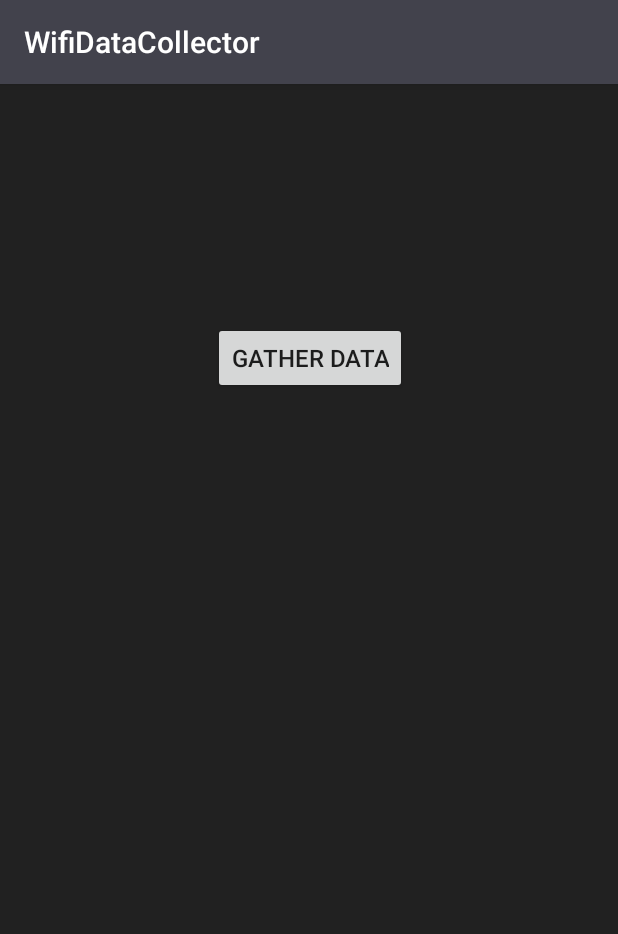
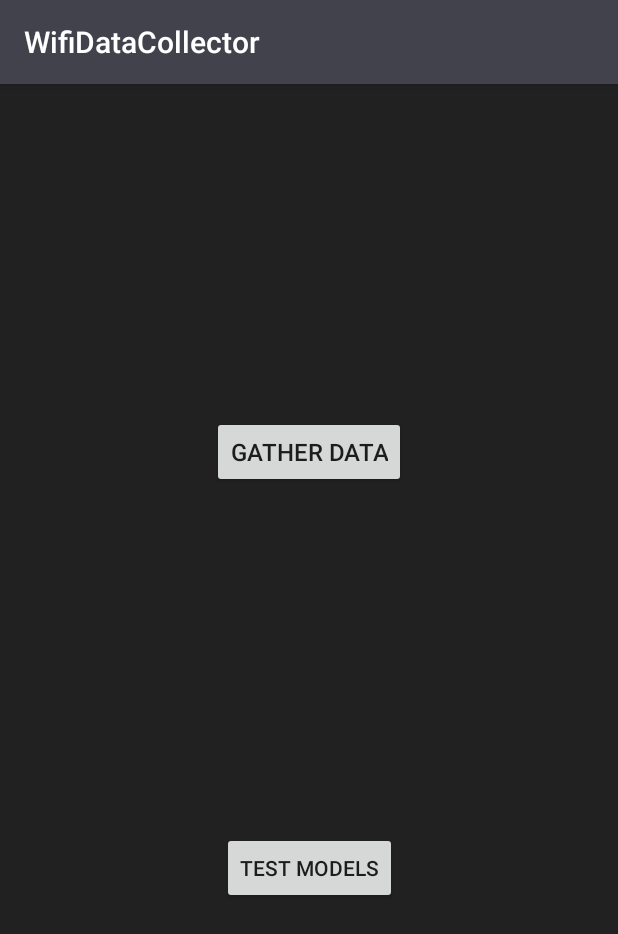
Before and after one commit to JsFlo/WifiIndoorPositioning, an Android app: the screen it shows after launch (ModeSelectorActivity), on a phone screen of 412 x 824 dp. Shown: the top 934 px of the screen. Run offline under Robolectric (Android 15) with nearby library versions, the phone set to English and light mode, and no system bars.

Commit message:
Added testing activity

```diff
--- a/AndroidWifiDataCollector/app/build.gradle
+++ b/AndroidWifiDataCollector/app/build.gradle
@@ -36,4 +36,5 @@ dependencies {
     androidTestImplementation 'com.android.support.test:runner:1.0.1'
     androidTestImplementation 'com.android.support.test.espresso:espresso-core:3.0.1'
     implementation 'com.google.code.gson:gson:2.8.2'
+    implementation files('libs/libandroid_tensorflow_inference_java.jar')
 }
--- a/AndroidWifiDataCollector/app/src/main/AndroidManifest.xml
+++ b/AndroidWifiDataCollector/app/src/main/AndroidManifest.xml
@@ -22,7 +22,8 @@
                 <category android:name="android.intent.category.LAUNCHER" />
             </intent-filter>
         </activity>
-        <activity android:name=".TrainActivity" />
+        <activity android:name=".train.TrainActivity" />
+        <activity android:name=".test.TestActivity"></activity>
     </application>
 
 </manifest>
--- a/AndroidWifiDataCollector/app/src/main/java/fhc/tfsandbox/wifidatacollector/ModeSelectorActivity.kt
+++ b/AndroidWifiDataCollector/app/src/main/java/fhc/tfsandbox/wifidatacollector/ModeSelectorActivity.kt
@@ -3,6 +3,8 @@ package fhc.tfsandbox.wifidatacollector
 import android.content.Intent
 import android.support.v7.app.AppCompatActivity
 import android.os.Bundle
+import fhc.tfsandbox.wifidatacollector.test.TestActivity
+import fhc.tfsandbox.wifidatacollector.train.TrainActivity
 import kotlinx.android.synthetic.main.activity_mode_selector.*
 
 class ModeSelectorActivity : AppCompatActivity() {
@@ -11,6 +13,8 @@ class ModeSelectorActivity : AppCompatActivity() {
         super.onCreate(savedInstanceState)
         setContentView(R.layout.activity_mode_selector)
 
+
         gather_data_button.setOnClickListener { startActivity(Intent(this@ModeSelectorActivity, TrainActivity::class.java)) }
+        test_button.setOnClickListener { startActivity(Intent(this@ModeSelectorActivity, TestActivity::class.java)) }
     }
 }
--- a/AndroidWifiDataCollector/app/src/main/java/fhc/tfsandbox/wifidatacollector/receiver/BroadcastReceiver.kt
+++ b/AndroidWifiDataCollector/app/src/main/java/fhc/tfsandbox/wifidatacollector/receiver/BroadcastReceiver.kt
@@ -15,7 +15,7 @@ import fhc.tfsandbox.wifidatacollector.data.WifiStateData
  *
  * TODO: context should be a weak ref
  */
-class WifiScanResultsBroadcastReceiver(private val context: Context, private val wifiManager: WifiManager, private val wifiScanListener: WifiScanResultsListener) : BroadcastReceiver() {
+class WifiScanResultsBroadcastReceiver(private val context: Context, private val wifiManager: WifiManager, private val wifiScanListener: WifiScanResultsListener, private val continuousScan: Boolean = true) : BroadcastReceiver() {
 
     interface WifiScanResultsListener {
         fun onWifiScanResult(wifiScanResult: WifiScanResult)
@@ -44,6 +44,9 @@ class WifiScanResultsBroadcastReceiver(private val context: Context, private val
 
     override fun onReceive(context: Context?, intent: Intent?) {
         if (scanEnabled) {
+            if (!continuousScan) {
+                stopScanning()
+            }
             intent?.let {
                 if (it.getBooleanExtra(WifiManager.EXTRA_RESULTS_UPDATED, false)) {
                     wifiScanListener.onWifiScanResult(WifiScanResult(wifiManager.scanResults.map { WifiStateData(it.BSSID, it.SSID, it.level) }))
--- a/AndroidWifiDataCollector/app/src/main/java/fhc/tfsandbox/wifidatacollector/output/ListOutputListener.kt
+++ b/AndroidWifiDataCollector/app/src/main/java/fhc/tfsandbox/wifidatacollector/train/output/ListOutputListener.kt
@@ -1,4 +1,4 @@
-package fhc.tfsandbox.wifidatacollector.output
+package fhc.tfsandbox.wifidatacollector.train.output
 
 import com.google.gson.Gson
 import fhc.tfsandbox.wifidatacollector.data.WifiScanResult
--- a/AndroidWifiDataCollector/app/src/main/java/fhc/tfsandbox/wifidatacollector/output/OutputList.kt
+++ b/AndroidWifiDataCollector/app/src/main/java/fhc/tfsandbox/wifidatacollector/train/output/OutputList.kt
@@ -1,4 +1,4 @@
-package fhc.tfsandbox.wifidatacollector.output
+package fhc.tfsandbox.wifidatacollector.train.output
 
 /**
  * Collection wrapper that only allows adding one element at a time.
--- a/AndroidWifiDataCollector/app/src/main/java/fhc/tfsandbox/wifidatacollector/output/StreamProvider.kt
+++ b/AndroidWifiDataCollector/app/src/main/java/fhc/tfsandbox/wifidatacollector/train/output/StreamProvider.kt
@@ -1,4 +1,4 @@
-package fhc.tfsandbox.wifidatacollector.output
+package fhc.tfsandbox.wifidatacollector.train.output
 
 import android.content.Context
 import java.io.FileOutputStream
--- a/AndroidWifiDataCollector/app/src/main/res/layout/activity_mode_selector.xml
+++ b/AndroidWifiDataCollector/app/src/main/res/layout/activity_mode_selector.xml
@@ -17,10 +17,24 @@
         android:layout_marginTop="8dp"
         android:text="Gather Data"
         android:textSize="16sp"
-        app:layout_constraintBottom_toBottomOf="parent"
+        app:layout_constraintBottom_toTopOf="@id/test_button"
         app:layout_constraintEnd_toEndOf="parent"
-        app:layout_constraintHorizontal_bias="0.502"
         app:layout_constraintStart_toStartOf="parent"
         app:layout_constraintTop_toTopOf="parent"
         app:layout_constraintVertical_bias="0.214" />
+
+    <Button
+        android:id="@+id/test_button"
+        android:layout_width="wrap_content"
+        android:layout_height="wrap_content"
+        android:layout_marginBottom="8dp"
+        android:layout_marginEnd="8dp"
+        android:layout_marginStart="8dp"
+        android:layout_marginTop="8dp"
+        android:text="Test Models"
+        app:layout_constraintBottom_toBottomOf="parent"
+        app:layout_constraintEnd_toEndOf="parent"
+        app:layout_constraintStart_toStartOf="parent"
+        app:layout_constraintTop_toBottomOf="@+id/gather_data_button"
+        app:layout_constraintVertical_bias="0.423" />
 </android.support.constraint.ConstraintLayout>
--- a/AndroidWifiDataCollector/app/src/main/res/layout/activity_train.xml
+++ b/AndroidWifiDataCollector/app/src/main/res/layout/activity_train.xml
@@ -6,7 +6,7 @@
     android:layout_height="match_parent"
     android:background="@color/colorPrimaryDark"
     android:padding="8dp"
-    tools:context=".TrainActivity">
+    tools:context=".train.TrainActivity">
 
     <Spinner
         android:id="@+id/label_spinner"
```
Also changed, not shown: AndroidWifiDataCollector/app/src/main/java/fhc/tfsandbox/wifidatacollector/test/ModelInput.kt (added, +48 -0 lines), AndroidWifiDataCollector/app/src/main/java/fhc/tfsandbox/wifidatacollector/test/TestActivity.kt (added, +66 -0 lines), AndroidWifiDataCollector/app/src/main/java/fhc/tfsandbox/wifidatacollector/train/TrainActivity.kt (renamed from AndroidWifiDataCollector/app/src/main/java/fhc/tfsandbox/wifidatacollector/TrainActivity.kt, +7 -6 lines), AndroidWifiDataCollector/app/src/main/res/layout/activity_test.xml (added, +76 -0 lines), 1 other file.
